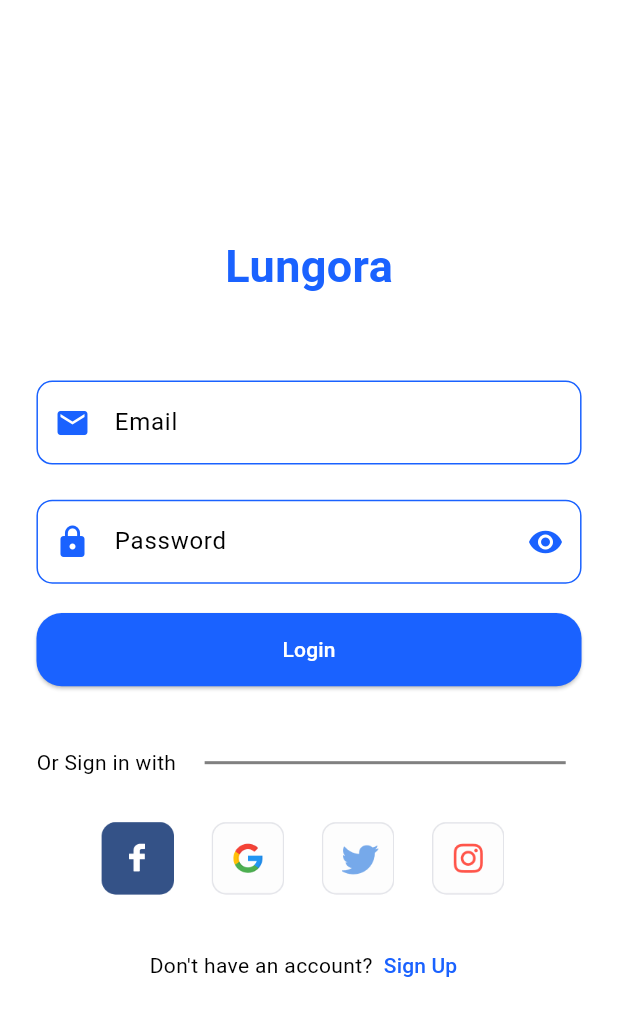
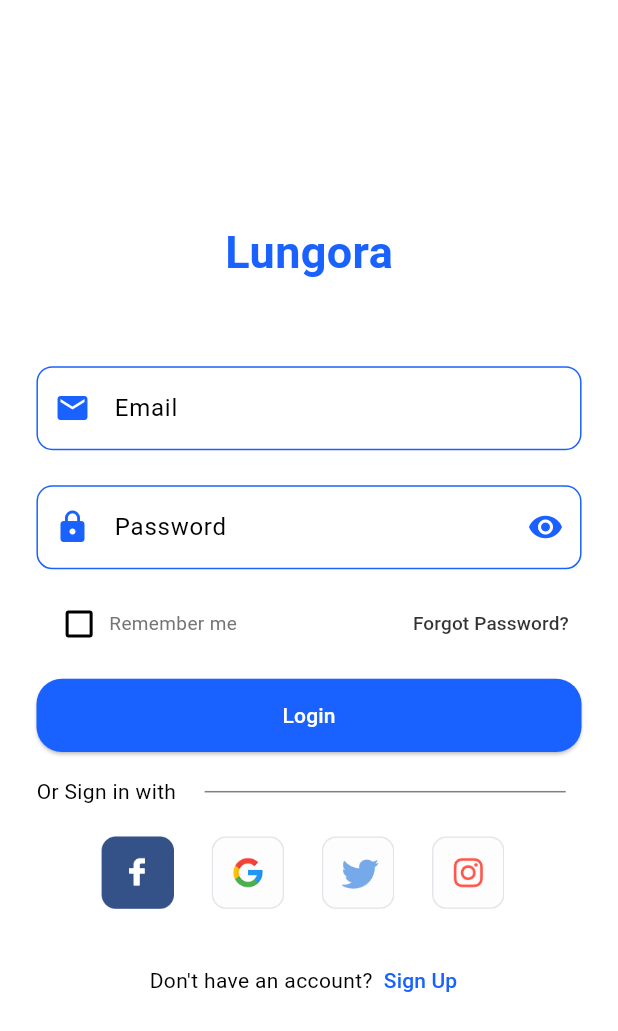
Before and after one commit to omarAbdullahMoharam/Lungora, a Flutter app: the screen it shows after launch, on a phone screen of 412 x 824 dp. Shown: the top 1031 px of the screen. Run offline on Flutter 3.47's test engine with Material 3 defaults, Android fonts, the phone set to English and light mode, and no system bars; our stand-ins replace flutter_screenutil.

Commit message:
Refactor AuthForm to use StatefulWidget and add 'Remember me' functionality

```diff
--- a/lib/features/auth/Presentation/widgets/auth_form.dart
+++ b/lib/features/auth/Presentation/widgets/auth_form.dart
@@ -4,7 +4,7 @@ import 'package:lungora/core/constants.dart';
 import 'package:lungora/features/auth/Presentation/widgets/custom_text_form_field.dart';
 import 'package:lungora/features/auth/Presentation/widgets/social_auth_section.dart';
 
-class AuthForm extends StatelessWidget {
+class AuthForm extends StatefulWidget {
   const AuthForm({
     super.key,
     required this.isLogin,
@@ -13,12 +13,18 @@ class AuthForm extends StatelessWidget {
   final bool isLogin;
 
   @override
+  State<AuthForm> createState() => _AuthFormState();
+}
+
+class _AuthFormState extends State<AuthForm> {
+  bool rememberMe = false;
+  @override
   Widget build(BuildContext context) {
     return Padding(
       padding: EdgeInsets.symmetric(horizontal: 23.w),
       child: Column(
         children: <Widget>[
-          if (!isLogin) ...[
+          if (!widget.isLogin) ...[
             CustomTextFormField(
               labelText: 'Username',
               isPassword: false,
@@ -41,7 +47,66 @@ class AuthForm extends StatelessWidget {
             hintText: 'Password',
             suffixIcon: Icons.remove_red_eye_rounded,
           ),
-          SizedBox(height: 20.h),
+          if (!widget.isLogin) ...[
+            SizedBox(height: 16.h),
+            CustomTextFormField(
+              labelText: 'Confirm Password',
+              isPassword: true,
+              prefixIcon: Icons.lock,
+              hintText: 'Confirm Password',
+              suffixIcon: Icons.remove_red_eye_rounded,
+            ),
+            SizedBox(height: 24.h),
+          ],
+          SizedBox(height: MediaQuery.of(context).size.height * 0.02),
+          if (widget.isLogin) ...[
+            Padding(
+              padding: EdgeInsets.symmetric(horizontal: 8.w),
+              child: Row(
+                mainAxisAlignment: MainAxisAlignment.start,
+                children: <Widget>[
+                  Checkbox(
+                    materialTapTargetSize: MaterialTapTargetSize.shrinkWrap,
+                    splashRadius: 16.r,
+                    value: rememberMe,
+                    activeColor:
+                        rememberMe ? kPrimaryColor : Colors.grey.shade400,
+                    onChanged: (bool? value) {
+                      setState(() {
+                        rememberMe = !rememberMe;
+                      });
+                    },
+                    checkColor: Colors.white,
+                  ),
+                  Text(
+                    'Remember me',
+                    style: TextStyle(
+                      color: Colors.grey.shade600,
+                      fontSize: 12.sp,
+                    ),
+                  ),
+                  Spacer(),
+                  TextButton(
+                    style: ButtonStyle(
+                      padding: WidgetStateProperty.all<EdgeInsetsGeometry>(
+                        EdgeInsets.zero,
+                      ),
+                      tapTargetSize: MaterialTapTargetSize.shrinkWrap,
+                    ),
+                    onPressed: () {},
+                    child: Text(
+                      'Forgot Password?',
+                      style: TextStyle(
+                        color: Colors.black.withValues(alpha: 0.8),
+                        fontSize: 12.sp,
+                      ),
+                    ),
+                  ),
+                ],
+              ),
+            ),
+            SizedBox(height: MediaQuery.of(context).size.height * 0.02),
+          ],
           ElevatedButton(
             onPressed: () {},
             style: ElevatedButton.styleFrom(
@@ -52,11 +117,11 @@ class AuthForm extends StatelessWidget {
               backgroundColor: kPrimaryColor,
             ),
             child: Text(
-              isLogin ? 'Login' : 'Register',
+              widget.isLogin ? 'Login' : 'Register',
               style: const TextStyle(color: Colors.white),
             ),
           ),
-          SizedBox(height: 42.h),
+          SizedBox(height: MediaQuery.of(context).size.height * 0.02),
           Row(
             mainAxisAlignment: MainAxisAlignment.start,
             children: <Widget>[
@@ -65,7 +130,7 @@ class AuthForm extends StatelessWidget {
               Expanded(
                 child: Divider(
                   color: Colors.black.withValues(alpha: 0.5),
-                  thickness: 2,
+                  thickness: 1,
                   height: 10.h,
                   indent: 10.w,
                   endIndent: 10.w,
@@ -73,7 +138,7 @@ class AuthForm extends StatelessWidget {
               ),
             ],
           ),
-          SizedBox(height: 30.h),
+          SizedBox(height: 20.h),
           SocialAuthSection(),
           SizedBox(height: 24.h),
         ],
```
